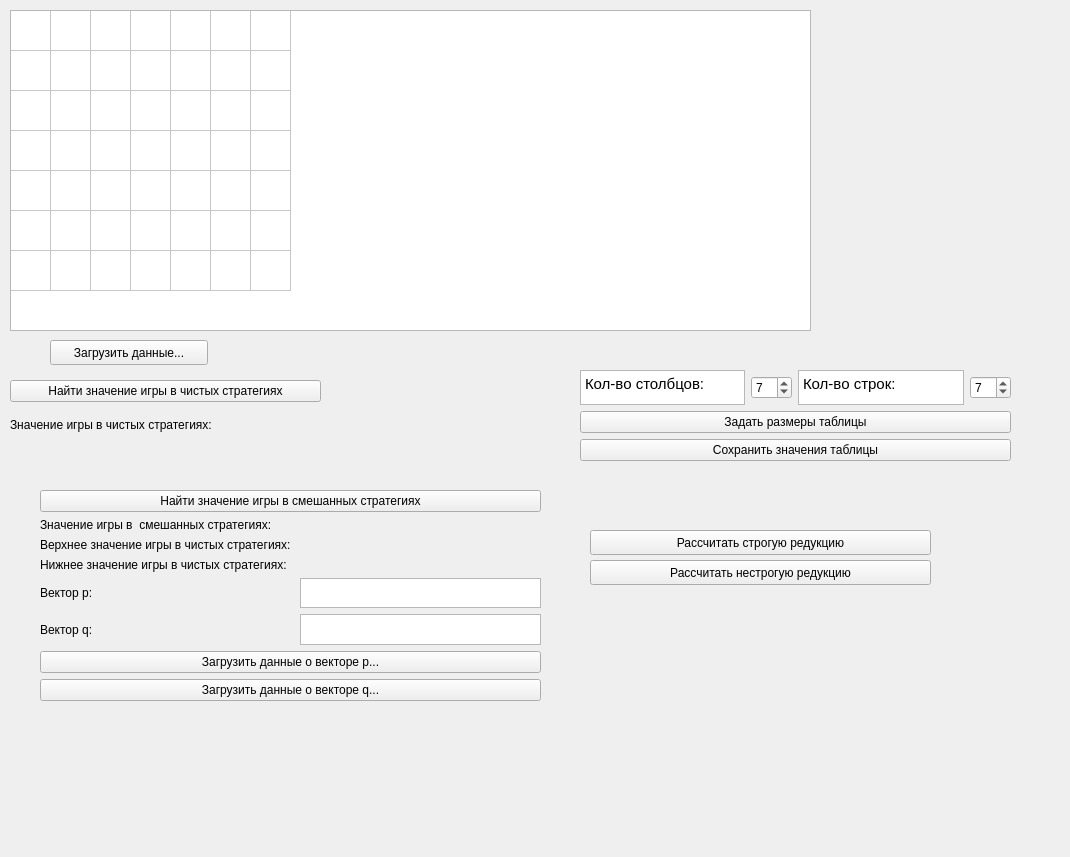
Old version of the form app.ui in the repository lizatish/GameTheory.
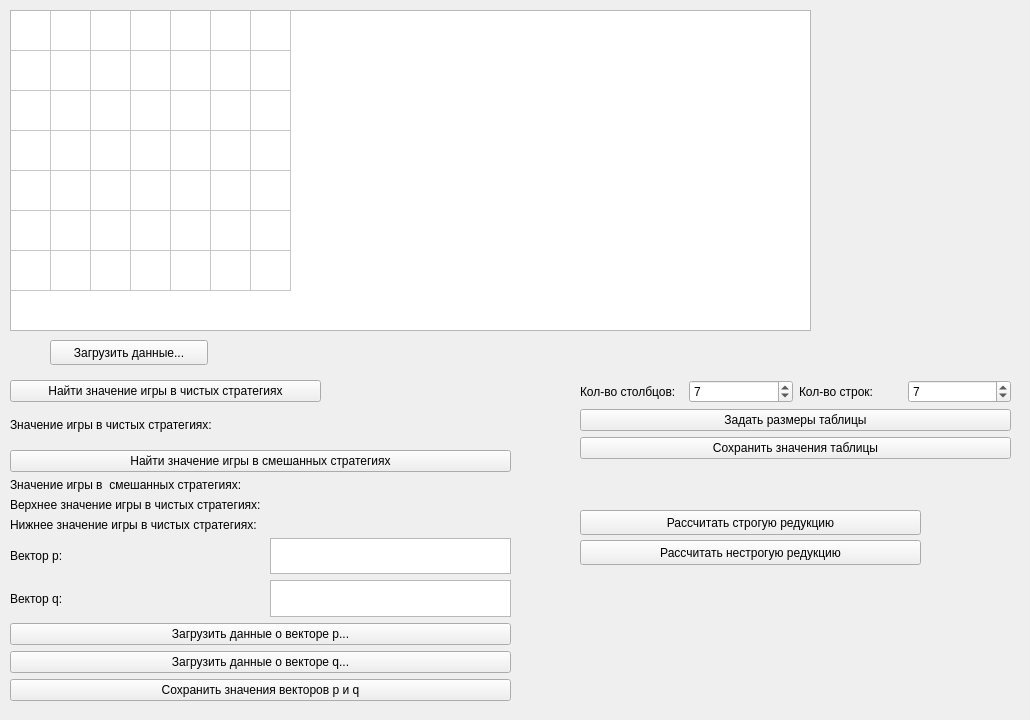
New version of the form.

Commit message: Пофиксены мелкие баги в первой лабе

Diff of the .ui file:
```diff
--- a/app.ui
+++ b/app.ui
@@ -9,8 +9,8 @@
    <rect>
     <x>0</x>
     <y>0</y>
-    <width>1070</width>
-    <height>857</height>
+    <width>1030</width>
+    <height>720</height>
    </rect>
   </property>
   <property name="sizePolicy">
@@ -130,7 +130,7 @@
    <property name="geometry">
     <rect>
      <x>580</x>
-     <y>370</y>
+     <y>380</y>
      <width>431</width>
      <height>91</height>
     </rect>
@@ -148,6 +148,23 @@
     </item>
     <item row="0" column="0">
      <layout class="QGridLayout" name="gridLayout_2">
+      <item row="0" column="0">
+       <widget class="QLabel" name="label_7">
+        <property name="text">
+         <string>Кол-во столбцов:</string>
+        </property>
+       </widget>
+      </item>
+      <item row="0" column="1">
+       <widget class="QSpinBox" name="row_num">
+        <property name="minimum">
+         <number>1</number>
+        </property>
+        <property name="value">
+         <number>7</number>
+        </property>
+       </widget>
+      </item>
       <item row="0" column="3">
        <widget class="QSpinBox" name="col_num">
         <property name="minimum">
@@ -159,34 +176,9 @@
        </widget>
       </item>
       <item row="0" column="2">
-       <widget class="QTextBrowser" name="textBrowser_2">
-        <property name="html">
-         <string>&lt;!DOCTYPE HTML PUBLIC &quot;-//W3C//DTD HTML 4.0//EN&quot; &quot;http://www.w3.org/TR/REC-html40/strict.dtd&quot;&gt;
-&lt;html&gt;&lt;head&gt;&lt;meta name=&quot;qrichtext&quot; content=&quot;1&quot; /&gt;&lt;style type=&quot;text/css&quot;&gt;
-p, li { white-space: pre-wrap; }
-&lt;/style&gt;&lt;/head&gt;&lt;body style=&quot; font-family:'Ubuntu'; font-size:11pt; font-weight:400; font-style:normal;&quot;&gt;
-&lt;p style=&quot; margin-top:0px; margin-bottom:0px; margin-left:0px; margin-right:0px; -qt-block-indent:0; text-indent:0px;&quot;&gt;Кол-во строк:&lt;/p&gt;&lt;/body&gt;&lt;/html&gt;</string>
-        </property>
-       </widget>
-      </item>
-      <item row="0" column="1">
-       <widget class="QSpinBox" name="row_num">
-        <property name="minimum">
-         <number>1</number>
-        </property>
-        <property name="value">
-         <number>7</number>
-        </property>
-       </widget>
-      </item>
-      <item row="0" column="0">
-       <widget class="QTextBrowser" name="textBrowser">
-        <property name="html">
-         <string>&lt;!DOCTYPE HTML PUBLIC &quot;-//W3C//DTD HTML 4.0//EN&quot; &quot;http://www.w3.org/TR/REC-html40/strict.dtd&quot;&gt;
-&lt;html&gt;&lt;head&gt;&lt;meta name=&quot;qrichtext&quot; content=&quot;1&quot; /&gt;&lt;style type=&quot;text/css&quot;&gt;
-p, li { white-space: pre-wrap; }
-&lt;/style&gt;&lt;/head&gt;&lt;body style=&quot; font-family:'Ubuntu'; font-size:11pt; font-weight:400; font-style:normal;&quot;&gt;
-&lt;p style=&quot; margin-top:0px; margin-bottom:0px; margin-left:0px; margin-right:0px; -qt-block-indent:0; text-indent:0px;&quot;&gt;Кол-во столбцов:&lt;/p&gt;&lt;/body&gt;&lt;/html&gt;</string>
+       <widget class="QLabel" name="label_8">
+        <property name="text">
+         <string>Кол-во строк:</string>
         </property>
        </widget>
       </item>
@@ -204,23 +196,16 @@
   <widget class="QWidget" name="gridLayoutWidget_5">
    <property name="geometry">
     <rect>
-     <x>40</x>
-     <y>490</y>
+     <x>10</x>
+     <y>450</y>
      <width>501</width>
-     <height>211</height>
+     <height>251</height>
     </rect>
    </property>
    <layout class="QGridLayout" name="gridLayout_5">
     <property name="sizeConstraint">
      <enum>QLayout::SetMaximumSize</enum>
     </property>
-    <item row="0" column="0">
-     <widget class="QPushButton" name="getWinMixedStrategyVal">
-      <property name="text">
-       <string>Найти значение игры в смешанных стратегиях</string>
-      </property>
-     </widget>
-    </item>
     <item row="2" column="0">
      <widget class="QPushButton" name="loadDataVectorP">
       <property name="text">
@@ -228,6 +213,20 @@
       </property>
      </widget>
     </item>
+    <item row="3" column="0">
+     <widget class="QPushButton" name="loadDataVectorQ">
+      <property name="text">
+       <string>Загрузить данные о векторе q...</string>
+      </property>
+     </widget>
+    </item>
+    <item row="0" column="0">
+     <widget class="QPushButton" name="getWinMixedStrategyVal">
+      <property name="text">
+       <string>Найти значение игры в смешанных стратегиях</string>
+      </property>
+     </widget>
+    </item>
     <item row="1" column="0">
      <layout class="QGridLayout" name="gridLayout_6">
       <item row="2" column="0">
@@ -294,10 +293,10 @@
       </item>
      </layout>
     </item>
-    <item row="3" column="0">
-     <widget class="QPushButton" name="loadDataVectorQ">
+    <item row="4" column="0">
+     <widget class="QPushButton" name="savePQValues">
       <property name="text">
-       <string>Загрузить данные о векторе q...</string>
+       <string>Сохранить значения векторов p и q</string>
       </property>
      </widget>
     </item>
@@ -306,8 +305,8 @@
   <widget class="QPushButton" name="getStrictReduction">
    <property name="geometry">
     <rect>
-     <x>590</x>
-     <y>530</y>
+     <x>580</x>
+     <y>510</y>
      <width>341</width>
      <height>25</height>
     </rect>
@@ -319,8 +318,8 @@
   <widget class="QPushButton" name="getUnstrictReduction">
    <property name="geometry">
     <rect>
-     <x>590</x>
-     <y>560</y>
+     <x>580</x>
+     <y>540</y>
      <width>341</width>
      <height>25</height>
     </rect>
```
The commit also changes 2 other files.
